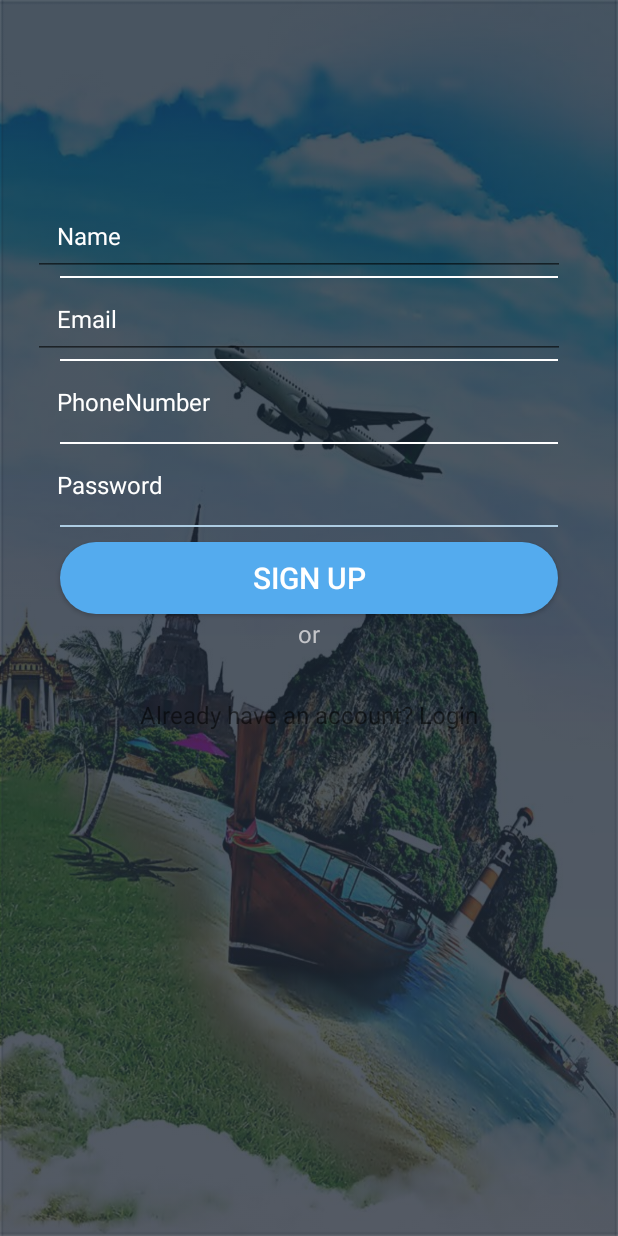
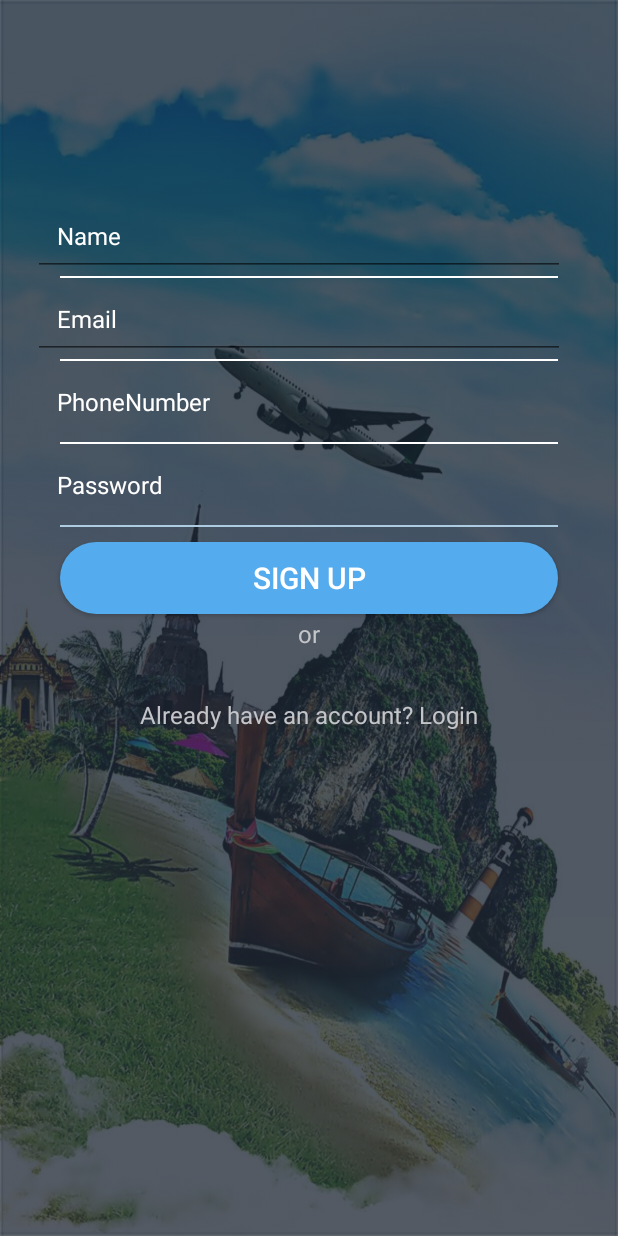
Before and after one commit to MEOFIXBUG/AndroidFirstProject, an Android app: the fragment RegisterFragment placed in its activity, on a phone screen of 412 x 824 dp. Run offline under Robolectric (Android 15) with nearby library versions, the phone set to English and light mode, and no system bars.

Commit message:
#merge code, fix bug

```diff
--- a/TravelApp/app/src/main/java/com/kumeo/traveltour/view/Fragment/LoginFragment.java
+++ b/TravelApp/app/src/main/java/com/kumeo/traveltour/view/Fragment/LoginFragment.java
@@ -53,7 +53,7 @@ public class LoginFragment extends Fragment {
             }
         });
 
-        registerBtn = view.findViewById(R.id.signup);
+        registerBtn = view.findViewById(R.id.sigup_reg);
         registerBtn.setOnClickListener(new View.OnClickListener() {
             @Override
             public void onClick(View view) {
--- a/TravelApp/app/src/main/res/layout/fragment_login.xml
+++ b/TravelApp/app/src/main/res/layout/fragment_login.xml
@@ -128,7 +128,7 @@
                 android:textColor="#c4c5c9"
                 android:textSize="16dp" />
             <Button
-                android:id="@+id/sigup"
+                android:id="@+id/sigup_reg"
                 android:layout_width="match_parent"
                 android:layout_height="wrap_content"
                 android:background="@drawable/circle"
--- a/TravelApp/app/src/main/res/layout/fragment_register.xml
+++ b/TravelApp/app/src/main/res/layout/fragment_register.xml
@@ -130,6 +130,7 @@
                 android:text="Already have an account? Login"
                 android:gravity="center"
                 android:layout_marginTop="30dp"
+                android:textColor="#c4c5c9"
                 android:textSize="16dp"/>
 
 
```
Also changed, not shown: TravelApp/app/src/main/res/drawable/createTour.png (deleted), TravelApp/app/src/main/res/drawable/homePage.png (deleted), TravelApp/app/src/main/res/drawable/personPage.png (deleted).
